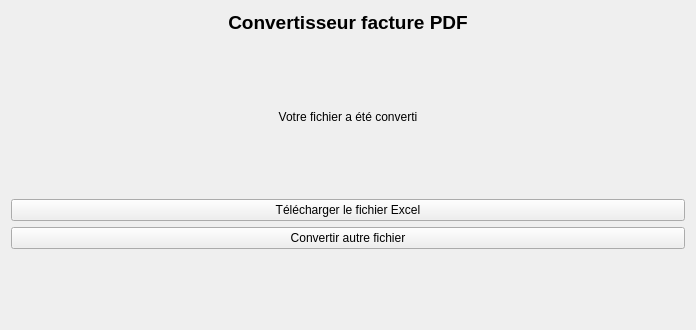
Qt form gui/Convertisseur_PDF_resultats.ui (WallaceVBB/EpiData) before a commit.
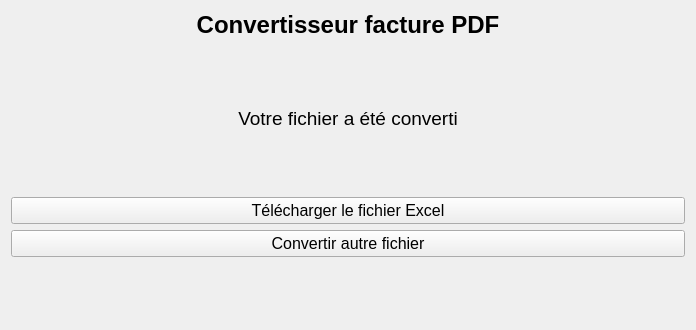
The same form after that commit.

```diff
--- a/gui/Convertisseur_PDF_resultats.ui
+++ b/gui/Convertisseur_PDF_resultats.ui
@@ -16,6 +16,11 @@
     <verstretch>0</verstretch>
    </sizepolicy>
   </property>
+  <property name="font">
+   <font>
+    <pointsize>12</pointsize>
+   </font>
+  </property>
   <property name="windowTitle">
    <string>Form</string>
   </property>
@@ -23,7 +28,7 @@
    <item>
     <widget class="QLabel" name="label">
      <property name="text">
-      <string>&lt;html&gt;&lt;head/&gt;&lt;body&gt;&lt;p align=&quot;center&quot;&gt;&lt;span style=&quot; font-size:14pt; font-weight:700;&quot;&gt;Convertisseur facture PDF&lt;/span&gt;&lt;/p&gt;&lt;/body&gt;&lt;/html&gt;</string>
+      <string>&lt;html&gt;&lt;head/&gt;&lt;body&gt;&lt;p align=&quot;center&quot;&gt;&lt;span style=&quot; font-size:18pt; font-weight:700;&quot;&gt;Convertisseur facture PDF&lt;/span&gt;&lt;/p&gt;&lt;/body&gt;&lt;/html&gt;</string>
      </property>
     </widget>
    </item>
@@ -43,7 +48,7 @@
    <item>
     <widget class="QLabel" name="label_2">
      <property name="text">
-      <string>&lt;html&gt;&lt;head/&gt;&lt;body&gt;&lt;p align=&quot;center&quot;&gt;Votre fichier a été converti&lt;/p&gt;&lt;/body&gt;&lt;/html&gt;</string>
+      <string>&lt;html&gt;&lt;head/&gt;&lt;body&gt;&lt;p align=&quot;center&quot;&gt;&lt;span style=&quot; font-size:14pt;&quot;&gt;Votre fichier a été converti&lt;/span&gt;&lt;/p&gt;&lt;/body&gt;&lt;/html&gt;</string>
      </property>
     </widget>
    </item>
```
